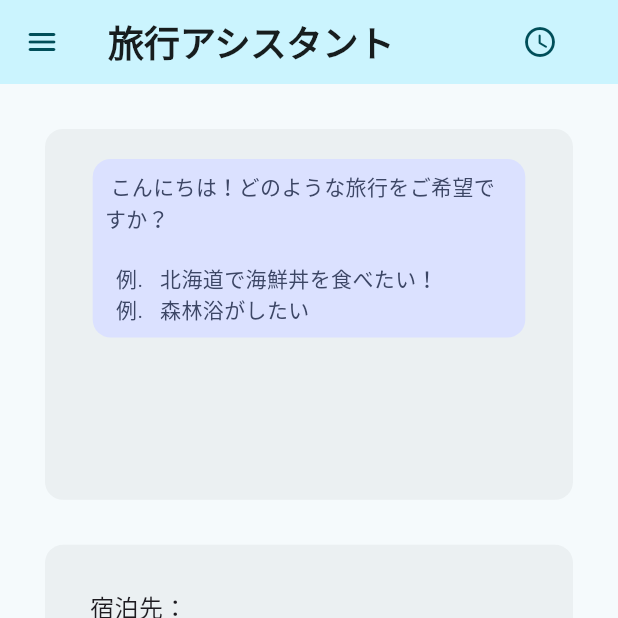
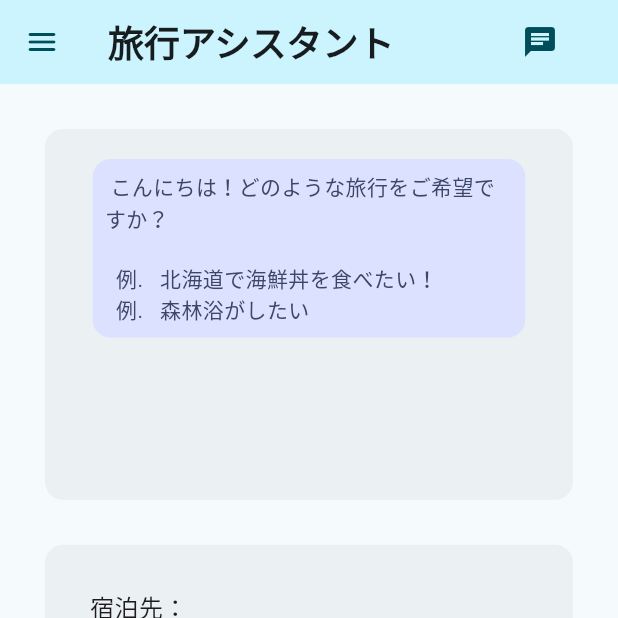
Before and after one commit to aidio-reserve/frontend, a Flutter app: the screen it shows after launch, on a phone screen of 412 x 824 dp, the top half of it. Run offline on Flutter 3.47's test engine with Material 3 defaults, Android fonts, the phone set to English and light mode, and no system bars; our stand-ins replace audioplayers, cloud_firestore, firebase_auth, firebase_core, flutter_chat_bubble, flutter_dotenv and 6 more; missing offline and left inert: webview_flutter_web; accounts and stored records are empty; network calls fail.

Commit message:
アイコンをチャットマークに変え、ドラッグのみならずタップでも遷移できるように

```diff
--- a/lib/ui/screens/ai_screen/home_screen.dart
+++ b/lib/ui/screens/ai_screen/home_screen.dart
@@ -2,6 +2,17 @@ import 'package:aitrip/ui/screens/ai_screen/chat_screen.dart';
 import 'package:aitrip/ui/screens/ai_screen/voice_screen.dart';
 import 'package:flutter/material.dart';
 import 'package:flutter_riverpod/flutter_riverpod.dart';
+
+/* class HoverStateNotifier extends StateNotifier<bool> {
+  HoverStateNotifier() : super(false);
+
+  void setHover(bool isHovering) => state = isHovering;
+}
+
+// StateNotifierProvider を定義
+final hoverProvider = StateNotifierProvider<HoverStateNotifier, bool>(
+  (ref) => HoverStateNotifier(),
+); */
 
 class HomeScreen extends ConsumerWidget {
   const HomeScreen({super.key});
@@ -40,6 +51,28 @@ class HomeScreen extends ConsumerWidget {
       overlayEntry?.markNeedsBuild();
     }
 
+    void handleDragEnd(BuildContext context) { //ドラッグ時に遷移を行う関数、二重遷移を防ぐ。
+      if (opacity > 0.5) {
+        Navigator.push(
+          context,
+        MaterialPageRoute(
+          builder: (context) => ChatScreen(
+              showAppBar: true,
+            ),
+          ),
+        );
+      }
+      hideOverlay();
+    }
+
+    void simulateVerticalDrag(BuildContext context) {
+      showOverlay(context);
+      updateOpacity(1.0);  // 完全にドラッグされた状態を模擬
+      handleDragEnd(context);
+    }
+
+    //final isHovering = ref.watch(hoverProvider);
+
     return Scaffold(
       key: scaffoldKey,
       appBar: AppBar(
@@ -61,32 +94,37 @@ class HomeScreen extends ConsumerWidget {
         actions: <Widget>[
           Padding(
             padding: const EdgeInsets.only(right: 40.0),
+            /* child: MouseRegion(
+              onEnter: (_) {
+                ref.read(hoverProvider.notifier).setHover(true);
+              },
+              onExit: (_) {
+                ref.read(hoverProvider.notifier).setHover(false);
+              }, */
             child: GestureDetector(
+              onTap: (){
+                simulateVerticalDrag(context);  // ドラッグと同じ処理をするため、ここでドラッグを模擬
+              },
               onVerticalDragUpdate: (details) {
                 double delta = (details.primaryDelta ?? 0.0) / 100;
                 showOverlay(context);
                 updateOpacity(delta);
               },
               onVerticalDragEnd: (details) {
-                if (opacity > 0.5) {
-                  Navigator.push(
-                    context,
-                    MaterialPageRoute(
-                        builder: (context) => ChatScreen(
-                              showAppBar: true,
-                            )),
-                  );
-                  hideOverlay();
-                } else {
-                  hideOverlay();
-                }
+                handleDragEnd(context);
               },
               child: Icon(
-                Icons.schedule_rounded,
-                color: Theme.of(context).colorScheme.onPrimaryContainer,
+                Icons.chat,
+                color/* : isHovering
+                      ? Theme.of(context)
+                          .colorScheme
+                          .onPrimaryContainer
+                          .withOpacity(0.7) */
+                      : Theme.of(context).colorScheme.onPrimaryContainer,
               ),
             ),
-          )
+          ),
+          //)
         ],
       ),
       body: const VoiceScreen(),
```
